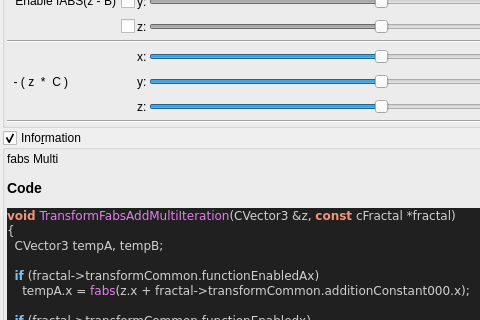
First picture: the form in mandelbulber2/qt_data/fractal_transf_fabs_add_multi.ui, repository buddhi1980/mandelbulber2, before the edit; both pictures show x 0 to 480 and y 139 to 459 of the 711 by 970 pixel window.
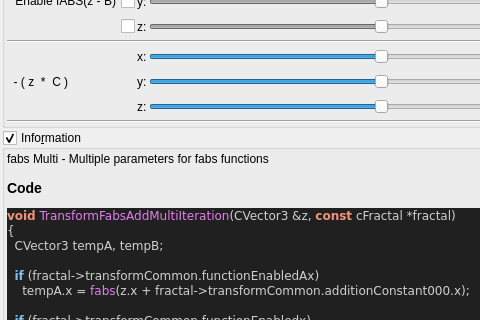
Second picture: the form after the edit. Custom widgets are drawn as their Qt base class.

Diff of the .ui file:
```diff
--- a/mandelbulber2/qt_data/fractal_transf_fabs_add_multi.ui
+++ b/mandelbulber2/qt_data/fractal_transf_fabs_add_multi.ui
@@ -655,7 +655,7 @@
       <item>
        <widget class="QLabel" name="label_code_content">
         <property name="text">
-         <string>&lt;p&gt;fabs Multi&lt;/p&gt;&lt;table&gt;
+         <string>&lt;p&gt;fabs Multi - Multiple parameters for fabs functions&lt;/p&gt;&lt;table&gt;
 &lt;/table&gt;
 &lt;h3&gt;Code&lt;/h3&gt;
 &lt;!DOCTYPE HTML PUBLIC &quot;-//W3C//DTD HTML 4.0 Transitional//EN&quot;&gt;
```
